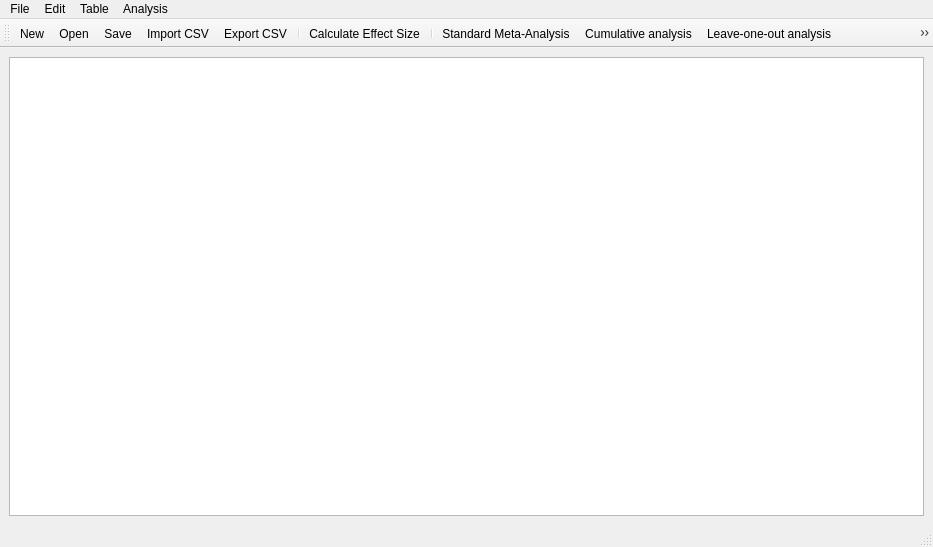
gdietz/OpenMEE, file main_window.ui: the form before one commit.
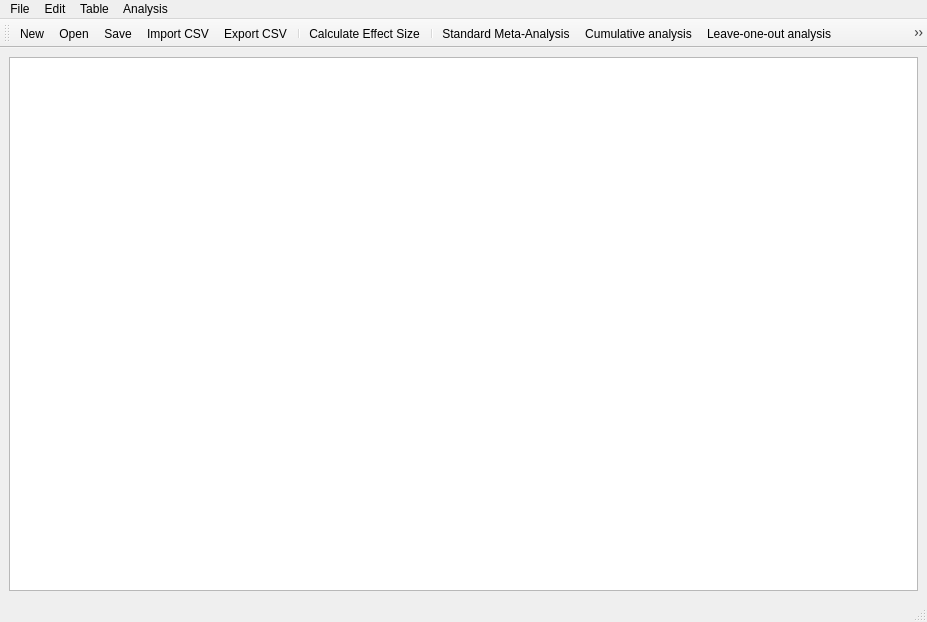
The form after the commit. Icons and pictures are not drawn.

```diff
--- a/main_window.ui
+++ b/main_window.ui
@@ -6,8 +6,8 @@
    <rect>
     <x>0</x>
     <y>0</y>
-    <width>933</width>
-    <height>547</height>
+    <width>927</width>
+    <height>622</height>
    </rect>
   </property>
   <property name="windowTitle">
@@ -29,7 +29,7 @@
     <rect>
      <x>0</x>
      <y>0</y>
-     <width>933</width>
+     <width>927</width>
      <height>22</height>
     </rect>
    </property>
```
